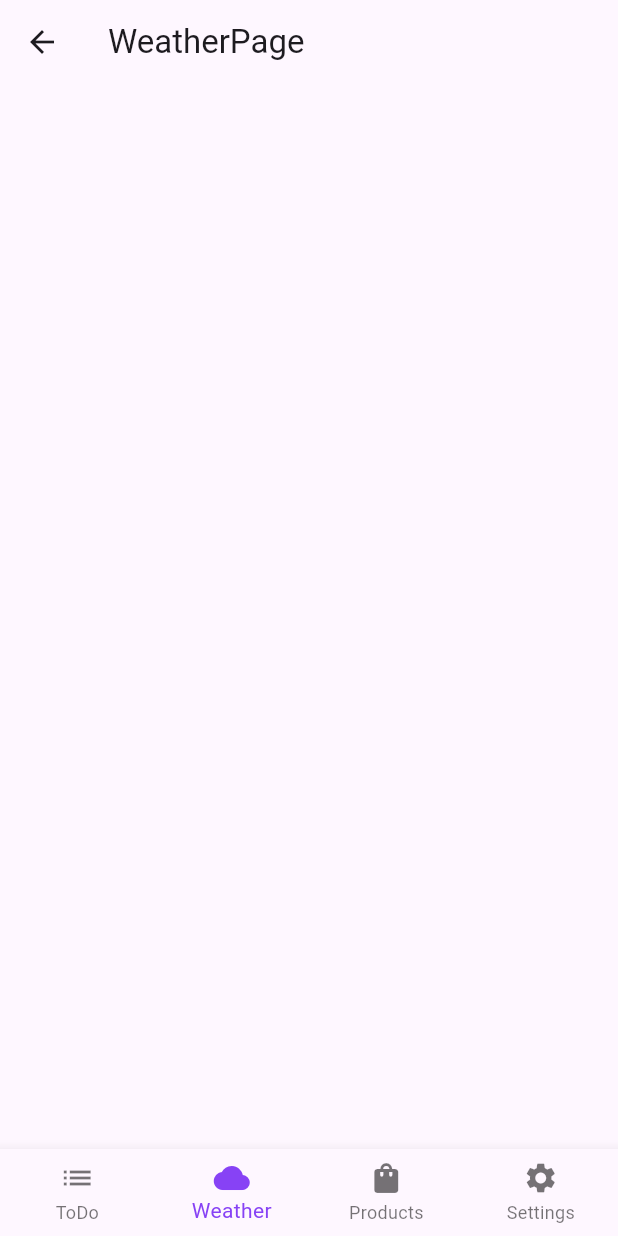
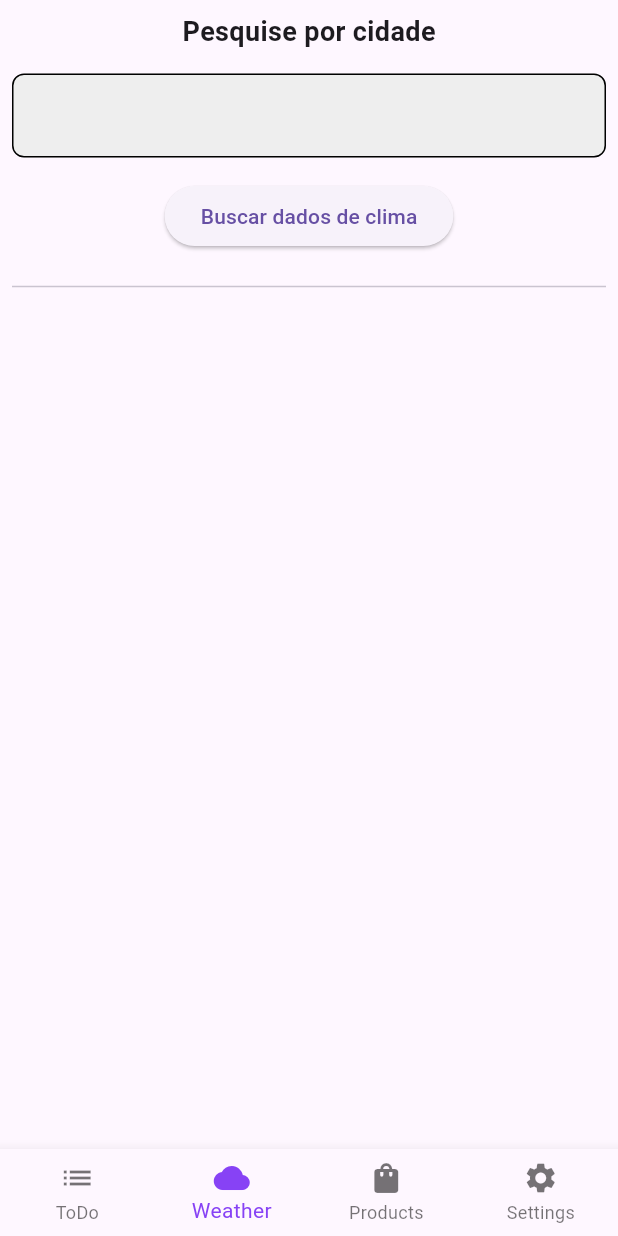
Before and after one commit to renanspvargas/magazord_app_flutter, a Flutter app: the screen it shows after launch, item 2 of the bottom bar chosen, on a phone screen of 412 x 824 dp. Run offline on Flutter 3.47's test engine with Material 2 defaults, Android fonts, the phone set to English and light mode, and no system bars; our stand-ins replace dio, get.

Commit message:
feat: finish weather page

```diff
--- a/lib/app/modules/weather/weather_page.dart
+++ b/lib/app/modules/weather/weather_page.dart
@@ -3,14 +3,73 @@ import 'package:flutter/material.dart';
 import './weather_controller.dart';
 
 class WeatherPage extends GetView<WeatherController> {
+  const WeatherPage({Key? key}) : super(key: key);
 
-    const WeatherPage({Key? key}) : super(key: key);
-
-    @override
-    Widget build(BuildContext context) {
-        return Scaffold(
-            appBar: AppBar(title: const Text('WeatherPage'),),
-            body: Container(),
-        );
-    }
+  @override
+  Widget build(BuildContext context) {
+    return GestureDetector(
+      onTap: () => controller.dismissKeyboard(context),
+      child: Scaffold(
+        body: Padding(
+          padding: const EdgeInsets.all(8.0),
+          child: Column(
+            children: [
+              const Text(
+                'Pesquise por cidade',
+                style: TextStyle(
+                  fontSize: 18,
+                  fontWeight: FontWeight.bold,
+                ),
+              ),
+              const SizedBox(height: 15),
+              Obx(() {
+                return TextField(
+                  onChanged: controller.onChangeTextField,
+                  controller: controller.texFieldController,
+                  onSubmitted: (value) =>
+                      controller.getCurrentWeatherForLocation(),
+                );
+              }),
+              const SizedBox(height: 15),
+              ElevatedButton(
+                onPressed: () {
+                  controller.dismissKeyboard(context);
+                  controller.getCurrentWeatherForLocation();
+                },
+                child: const Text('Buscar dados de clima'),
+              ),
+              const Padding(
+                padding: EdgeInsets.symmetric(vertical: 15),
+                child: Divider(),
+              ),
+              Obx(() {
+                final details = controller.weatherDetails;
+                if (details != null) {
+                  return Column(
+                    children: [
+                      Text(
+                        details.location.name,
+                        style: const TextStyle(
+                          fontSize: 25,
+                          fontWeight: FontWeight.bold,
+                        ),
+                      ),
+                      Text(details.location.country),
+                      const SizedBox(height: 15),
+                      Text(
+                        'Temperature: ${details.current.tempCInt}°C',
+                        style: const TextStyle(fontSize: 18),
+                      ),
+                      Text('Condition: ${details.current.condition.text}')
+                    ],
+                  );
+                }
+                return Container();
+              })
+            ],
+          ),
+        ),
+      ),
+    );
+  }
 }
```
